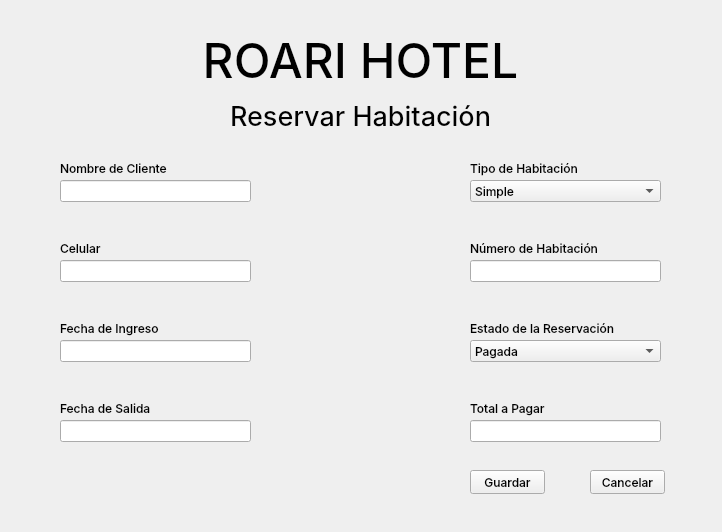
Qt form project1/views/ui/reservar_habitacion.ui (Alex300VA24/projectHotel) before a commit.
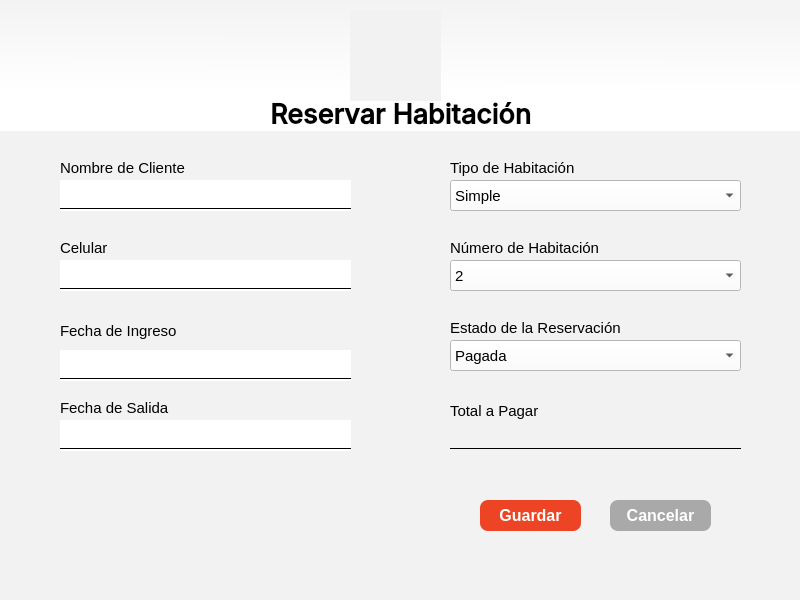
The same form after that commit. Icons and pictures are not drawn.

What changed in the file:
```diff
--- a/project1/views/ui/reservar_habitacion.ui
+++ b/project1/views/ui/reservar_habitacion.ui
@@ -6,80 +6,165 @@
    <rect>
     <x>0</x>
     <y>0</y>
-    <width>722</width>
-    <height>532</height>
+    <width>800</width>
+    <height>600</height>
    </rect>
   </property>
+  <property name="palette">
+   <palette>
+    <active>
+     <colorrole role="Button">
+      <brush brushstyle="SolidPattern">
+       <color alpha="255">
+        <red>242</red>
+        <green>242</green>
+        <blue>242</blue>
+       </color>
+      </brush>
+     </colorrole>
+     <colorrole role="Base">
+      <brush brushstyle="SolidPattern">
+       <color alpha="255">
+        <red>242</red>
+        <green>242</green>
+        <blue>242</blue>
+       </color>
+      </brush>
+     </colorrole>
+     <colorrole role="Window">
+      <brush brushstyle="SolidPattern">
+       <color alpha="255">
+        <red>242</red>
+        <green>242</green>
+        <blue>242</blue>
+       </color>
+      </brush>
+     </colorrole>
+     <colorrole role="Link">
+      <brush brushstyle="SolidPattern">
+       <color alpha="255">
+        <red>66</red>
+        <green>66</green>
+        <blue>66</blue>
+       </color>
+      </brush>
+     </colorrole>
+    </active>
+    <inactive>
+     <colorrole role="Button">
+      <brush brushstyle="SolidPattern">
+       <color alpha="255">
+        <red>242</red>
+        <green>242</green>
+        <blue>242</blue>
+       </color>
+      </brush>
+     </colorrole>
+     <colorrole role="Base">
+      <brush brushstyle="SolidPattern">
+       <color alpha="255">
+        <red>242</red>
+        <green>242</green>
+        <blue>242</blue>
+       </color>
+      </brush>
+     </colorrole>
+     <colorrole role="Window">
+      <brush brushstyle="SolidPattern">
+       <color alpha="255">
+        <red>242</red>
+        <green>242</green>
+        <blue>242</blue>
+       </color>
+      </brush>
+     </colorrole>
+     <colorrole role="Link">
+      <brush brushstyle="SolidPattern">
+       <color alpha="255">
+        <red>66</red>
+        <green>66</green>
+        <blue>66</blue>
+       </color>
+      </brush>
+     </colorrole>
+    </inactive>
+    <disabled>
+     <colorrole role="Button">
+      <brush brushstyle="SolidPattern">
+       <color alpha="255">
+        <red>242</red>
+        <green>242</green>
+        <blue>242</blue>
+       </color>
+      </brush>
+     </colorrole>
+     <colorrole role="Base">
+      <brush brushstyle="SolidPattern">
+       <color alpha="255">
+        <red>242</red>
+        <green>242</green>
+        <blue>242</blue>
+       </color>
+      </brush>
+     </colorrole>
+     <colorrole role="Window">
+      <brush brushstyle="SolidPattern">
+       <color alpha="255">
+        <red>242</red>
+        <green>242</green>
+        <blue>242</blue>
+       </color>
+      </brush>
+     </colorrole>
+     <colorrole role="Link">
+      <brush brushstyle="SolidPattern">
+       <color alpha="255">
+        <red>66</red>
+        <green>66</green>
+        <blue>66</blue>
+       </color>
+      </brush>
+     </colorrole>
+    </disabled>
+   </palette>
+  </property>
   <property name="windowTitle">
    <string>Form</string>
   </property>
-  <widget class="QLabel" name="label_2">
-   <property name="geometry">
-    <rect>
-     <x>0</x>
-     <y>20</y>
-     <width>721</width>
-     <height>81</height>
-    </rect>
-   </property>
-   <property name="font">
-    <font>
-     <family>Inter Medium</family>
-     <pointsize>36</pointsize>
-     <italic>false</italic>
-    </font>
-   </property>
-   <property name="text">
-    <string>ROARI HOTEL</string>
-   </property>
-   <property name="alignment">
-    <set>Qt::AlignCenter</set>
-   </property>
-  </widget>
-  <widget class="QLabel" name="label">
-   <property name="geometry">
-    <rect>
-     <x>0</x>
-     <y>100</y>
-     <width>721</width>
-     <height>31</height>
-    </rect>
-   </property>
-   <property name="font">
-    <font>
-     <family>Inter Medium</family>
-     <pointsize>20</pointsize>
-    </font>
-   </property>
-   <property name="text">
-    <string>Reservar Habitación</string>
-   </property>
-   <property name="alignment">
-    <set>Qt::AlignCenter</set>
-   </property>
-  </widget>
+  <property name="styleSheet">
+   <string notr="true">QWidget{
+	background-color: rgb(242, 242, 242);
+}</string>
+  </property>
   <widget class="QLineEdit" name="txt_nombre_cliente">
    <property name="geometry">
     <rect>
      <x>60</x>
      <y>180</y>
-     <width>191</width>
-     <height>22</height>
+     <width>291</width>
+     <height>31</height>
     </rect>
    </property>
+   <property name="styleSheet">
+    <string notr="true">background-color: rgb(255, 255, 255);</string>
+   </property>
+   <property name="frame">
+    <bool>false</bool>
+   </property>
   </widget>
   <widget class="QLabel" name="label_3">
    <property name="geometry">
     <rect>
      <x>60</x>
      <y>160</y>
-     <width>111</width>
+     <width>161</width>
      <height>16</height>
     </rect>
    </property>
    <property name="font">
     <font>
-     <family>Inter Medium</family>
+     <family>Tahoma</family>
+     <pointsize>11</pointsize>
     </font>
    </property>
    <property name="text">
@@ -91,13 +176,14 @@
     <rect>
      <x>60</x>
      <y>240</y>
-     <width>49</width>
+     <width>71</width>
      <height>16</height>
     </rect>
    </property>
    <property name="font">
     <font>
-     <family>Inter Medium</family>
+     <family>Tahoma</family>
+     <pointsize>11</pointsize>
     </font>
    </property>
    <property name="text">
@@ -109,13 +195,14 @@
     <rect>
      <x>60</x>
      <y>320</y>
-     <width>101</width>
-     <height>16</height>
+     <width>131</width>
+     <height>21</height>
     </rect>
    </property>
    <property name="font">
     <font>
-     <family>Inter Medium</family>
+     <family>Tahoma</family>
+     <pointsize>11</pointsize>
     </font>
    </property>
    <property name="text">
@@ -127,13 +214,14 @@
     <rect>
      <x>60</x>
      <y>400</y>
-     <width>101</width>
+     <width>141</width>
      <height>16</height>
     </rect>
    </property>
    <property name="font">
     <font>
-     <family>Inter Medium</family>
+     <family>Tahoma</family>
+     <pointsize>11</pointsize>
     </font>
    </property>
    <property name="text">
@@ -145,45 +233,70 @@
     <rect>
      <x>60</x>
      <y>260</y>
-     <width>191</width>
-     <height>22</height>
+     <width>291</width>
+     <height>31</height>
     </rect>
    </property>
+   <property name="styleSheet">
+    <string notr="true">background-color: rgb(255, 255, 255);</string>
+   </property>
+   <property name="frame">
+    <bool>false</bool>
+   </property>
   </widget>
   <widget class="QLineEdit" name="txt_fecha_ingreso">
    <property name="geometry">
     <rect>
      <x>60</x>
-     <y>340</y>
-     <width>191</width>
-     <height>22</height>
+     <y>350</y>
+     <width>291</width>
+     <height>31</height>
     </rect>
    </property>
+   <property name="styleSheet">
+    <string notr="true">background-color: rgb(255, 255, 255);</string>
+   </property>
+   <property name="frame">
+    <bool>false</bool>
+   </property>
   </widget>
   <widget class="QLineEdit" name="txt_fecha_salida">
    <property name="geometry">
     <rect>
      <x>60</x>
      <y>420</y>
-     <width>191</width>
-     <height>22</height>
+     <width>291</width>
+     <height>31</height>
     </rect>
    </property>
+   <property name="styleSheet">
+    <string notr="true">background-color: rgb(255, 255, 255);</string>
+   </property>
+   <property name="frame">
+    <bool>false</bool>
+   </property>
   </widget>
   <widget class="QComboBox" name="box_tipo_habitacion">
    <property name="geometry">
     <rect>
-     <x>470</x>
+     <x>450</x>
      <y>180</y>
-     <width>191</width>
-     <height>22</height>
+     <width>291</width>
+     <height>31</height>
     </rect>
    </property>
    <property name="font">
     <font>
-     <family>Inter Medium</family>
+     <family>Tahoma</family>
+     <pointsize>11</pointsize>
     </font>
    </property>
+   <property name="styleSheet">
+    <string notr="true">background-color: rgb(255, 255, 255);</string>
+   </property>
+   <property name="frame">
+    <bool>true</bool>
+   </property>
    <item>
     <property name="text">
      <string>Simple</string>
@@ -208,15 +321,16 @@
   <widget class="QLabel" name="label_7">
    <property name="geometry">
     <rect>
-     <x>470</x>
+     <x>450</x>
      <y>160</y>
-     <width>111</width>
+     <width>161</width>
      <height>16</height>
     </rect>
    </property>
    <property name="font">
     <font>
-     <family>Inter Medium</family>
+     <family>Tahoma</family>
+     <pointsize>11</pointsize>
     </font>
    </property>
    <property name="text">
@@ -226,43 +340,35 @@
   <widget class="QLabel" name="label_8">
    <property name="geometry">
     <rect>
-     <x>470</x>
+     <x>450</x>
      <y>240</y>
-     <width>131</width>
+     <width>151</width>
      <height>16</height>
     </rect>
    </property>
    <property name="font">
     <font>
-     <family>Inter Medium</family>
+     <family>Tahoma</family>
+     <pointsize>11</pointsize>
     </font>
    </property>
    <property name="text">
     <string>Número de Habitación</string>
    </property>
   </widget>
-  <widget class="QLineEdit" name="txt_numero_habitacion">
-   <property name="geometry">
-    <rect>
-     <x>470</x>
-     <y>260</y>
-     <width>191</width>
-     <height>22</height>
-    </rect>
-   </property>
-  </widget>
   <widget class="QLabel" name="label_9">
    <property name="geometry">
     <rect>
-     <x>470</x>
+     <x>450</x>
      <y>320</y>
-     <width>151</width>
+     <width>171</width>
      <height>16</height>
     </rect>
    </property>
    <property name="font">
     <font>
-     <family>Inter Medium</family>
+     <family>Tahoma</family>
+     <pointsize>11</pointsize>
     </font>
    </property>
    <property name="text">
@@ -272,17 +378,24 @@
   <widget class="QComboBox" name="box_estado_reservacion">
    <property name="geometry">
     <rect>
-     <x>470</x>
+     <x>450</x>
      <y>340</y>
-     <width>191</width>
-     <height>22</height>
+     <width>291</width>
+     <height>31</height>
     </rect>
    </property>
    <property name="font">
     <font>
-     <family>Inter Medium</family>
+     <family>Tahoma</family>
+     <pointsize>11</pointsize>
     </font>
    </property>
+   <property name="styleSheet">
+    <string notr="true">background-color: rgb(255, 255, 255);</string>
+   </property>
+   <property name="frame">
+    <bool>true</bool>
+   </property>
    <item>
     <property name="text">
      <string>Pagada</string>
@@ -302,15 +415,16 @@
   <widget class="QLabel" name="label_10">
    <property name="geometry">
     <rect>
-     <x>470</x>
+     <x>450</x>
      <y>400</y>
-     <width>81</width>
-     <height>16</height>
+     <width>101</width>
+     <height>21</height>
     </rect>
    </property>
    <property name="font">
     <font>
-     <family>Inter Medium</family>
+     <family>Tahoma</family>
+     <pointsize>11</pointsize>
     </font>
    </property>
    <property name="text">
@@ -320,27 +434,47 @@
   <widget class="QLineEdit" name="txt_total_pago">
    <property name="geometry">
     <rect>
-     <x>470</x>
+     <x>450</x>
      <y>420</y>
-     <width>191</width>
-     <height>22</height>
+     <width>291</width>
+     <height>31</height>
     </rect>
    </property>
+   <property name="styleSheet">
+    <string notr="true">background: transparent;</string>
+   </property>
+   <property name="frame">
+    <bool>false</bool>
+   </property>
   </widget>
   <widget class="QPushButton" name="btn_guardar">
    <property name="geometry">
     <rect>
-     <x>470</x>
-     <y>470</y>
-     <width>75</width>
-     <height>24</height>
+     <x>480</x>
+     <y>500</y>
+     <width>101</width>
+     <height>31</height>
     </rect>
    </property>
    <property name="font">
     <font>
-     <family>Inter Medium</family>
+     <family>Tahoma</family>
+     <pointsize>12</pointsize>
+     <bold>true</bold>
     </font>
    </property>
+   <property name="styleSheet">
+    <string notr="true">QPushButton {
+    background-color: #EC4424; /* Rojo */
+    color: #FFFFFF; /* Texto blanco */
+    border-radius: 8px; /* Bordes redondeados opcionales */
+    font-weight: bold; /* Negrita opcional */
+}
+
+QPushButton:hover {
+    background-color: #FF5733; /* Rojo más claro en hover */
+}</string>
+   </property>
    <property name="text">
     <string>Guardar</string>
    </property>
@@ -348,21 +482,250 @@
   <widget class="QPushButton" name="btn_cancelar">
    <property name="geometry">
     <rect>
-     <x>590</x>
-     <y>470</y>
-     <width>75</width>
-     <height>24</height>
+     <x>610</x>
+     <y>500</y>
+     <width>101</width>
+     <height>31</height>
     </rect>
    </property>
    <property name="font">
     <font>
-     <family>Inter Medium</family>
+     <family>Tahoma</family>
+     <pointsize>12</pointsize>
+     <bold>true</bold>
     </font>
    </property>
+   <property name="styleSheet">
+    <string notr="true">QPushButton {
+    background-color: #A9A9A9; /* Gris medio */
+    color: #FFFFFF; /* Texto blanco */
+    border-radius: 8px; /* Bordes redondeados opcionales */
+	font-weight: bold;
+}
+
+QPushButton:hover {
+    background-color: #808080; /* Gris oscuro en hover */
+}</string>
+   </property>
    <property name="text">
     <string>Cancelar</string>
    </property>
   </widget>
+  <widget class="QLabel" name="label_11">
+   <property name="geometry">
+    <rect>
+     <x>0</x>
+     <y>-10</y>
+     <width>801</width>
+     <height>141</height>
+    </rect>
+   </property>
+   <property name="font">
+    <font>
+     <family>Inter Medium</family>
+     <pointsize>20</pointsize>
+     <bold>true</bold>
+    </font>
+   </property>
+   <property name="mouseTracking">
+    <bool>false</bool>
+   </property>
+   <property name="styleSheet">
+    <string notr="true">background-color: qlineargradient(spread:pad, x1:0.514, y1:0.0343182, x2:0.500554, y2:0.727, stop:0 rgba(242, 242, 242, 255), stop:1 rgba(255, 255, 255, 255));</string>
+   </property>
+   <property name="text">
+    <string>Reservar Habitación</string>
+   </property>
+   <property name="alignment">
+    <set>Qt::AlignBottom|Qt::AlignHCenter</set>
+   </property>
+  </widget>
+  <widget class="QLabel" name="label_12">
+   <property name="geometry">
+    <rect>
+     <x>350</x>
+     <y>10</y>
+     <width>91</width>
+     <height>91</height>
+    </rect>
+   </property>
+   <property name="text">
+    <string/>
+   </property>
+   <property name="pixmap">
+    <pixmap>../../resources/images/logo.jpg</pixmap>
+   </property>
+   <property name="scaledContents">
+    <bool>true</bool>
+   </property>
+  </widget>
+  <widget class="QComboBox" name="box_numero_habitacion">
+   <property name="geometry">
+    <rect>
+     <x>450</x>
+     <y>260</y>
+     <width>291</width>
+     <height>31</height>
+    </rect>
+   </property>
+   <property name="font">
+    <font>
+     <family>Tahoma</family>
+     <pointsize>11</pointsize>
+    </font>
+   </property>
+   <property name="styleSheet">
+    <string notr="true">background-color: rgb(255, 255, 255);</string>
+   </property>
+   <property name="frame">
+    <bool>true</bool>
+   </property>
+   <item>
+    <property name="text">
+     <string>2</string>
+    </property>
+   </item>
+   <item>
+    <property name="text">
+     <string>3</string>
+    </property>
+   </item>
+   <item>
+    <property name="text">
+     <string>4</string>
+    </property>
+   </item>
+   <item>
+    <property name="text">
+     <string>7</string>
+    </property>
+   </item>
+  </widget>
+  <widget class="QFrame" name="frame_2">
+   <property name="geometry">
+    <rect>
+     <x>60</x>
+     <y>200</y>
+     <width>291</width>
+     <height>16</height>
+    </rect>
+   </property>
+   <property name="autoFillBackground">
+    <bool>false</bool>
+   </property>
+   <property name="styleSheet">
+    <string notr="true">background: transparent;</string>
+   </property>
+   <property name="frameShape">
+    <enum>QFrame::HLine</enum>
+   </property>
+   <property name="frameShadow">
+    <enum>QFrame::Plain</enum>
+   </property>
+   <property name="lineWidth">
+    <number>1</number>
+   </property>
+  </widget>
+  <widget class="QFrame" name="frame_3">
+   <property name="geometry">
+    <rect>
+     <x>60</x>
+     <y>280</y>
+     <width>291</width>
+     <height>16</height>
+    </rect>
+   </property>
+   <property name="autoFillBackground">
+    <bool>false</bool>
+   </property>
+   <property name="styleSheet">
+    <string notr="true">background: transparent;</string>
+   </property>
+   <property name="frameShape">
+    <enum>QFrame::HLine</enum>
+   </property>
+   <property name="frameShadow">
+    <enum>QFrame::Plain</enum>
+   </property>
+   <property name="lineWidth">
+    <number>1</number>
+   </property>
+  </widget>
+  <widget class="QFrame" name="frame_4">
+   <property name="geometry">
+    <rect>
+     <x>60</x>
+     <y>370</y>
+     <width>291</width>
+     <height>16</height>
+    </rect>
+   </property>
+   <property name="autoFillBackground">
+    <bool>false</bool>
+   </property>
+   <property name="styleSheet">
+    <string notr="true">background: transparent;</string>
+   </property>
+   <property name="frameShape">
+    <enum>QFrame::HLine</enum>
+   </property>
+   <property name="frameShadow">
+    <enum>QFrame::Plain</enum>
+   </property>
+   <property name="lineWidth">
+    <number>1</number>
+   </property>
+  </widget>
+  <widget class="QFrame" name="frame_5">
+   <property name="geometry">
+    <rect>
+     <x>60</x>
+     <y>440</y>
+     <width>291</width>
+     <height>16</height>
+    </rect>
+   </property>
+   <property name="autoFillBackground">
+    <bool>false</bool>
+   </property>
+   <property name="styleSheet">
+    <string notr="true">background: transparent;</string>
+   </property>
+   <property name="frameShape">
+    <enum>QFrame::HLine</enum>
+   </property>
+   <property name="frameShadow">
+    <enum>QFrame::Plain</enum>
+   </property>
+   <property name="lineWidth">
+    <number>1</number>
+   </property>
+  </widget>
+  <widget class="QFrame" name="frame_6">
+   <property name="geometry">
+    <rect>
+     <x>450</x>
+     <y>440</y>
+     <width>291</width>
+     <height>16</height>
+    </rect>
+   </property>
+   <property name="autoFillBackground">
+    <bool>false</bool>
+   </property>
+   <property name="styleSheet">
+    <string notr="true">background: transparent;</string>
+   </property>
+   <property name="frameShape">
+    <enum>QFrame::HLine</enum>
+   </property>
+   <property name="frameShadow">
+    <enum>QFrame::Plain</enum>
+   </property>
+   <property name="lineWidth">
+    <number>1</number>
+   </property>
+  </widget>
  </widget>
  <resources/>
  <connections/>
```
